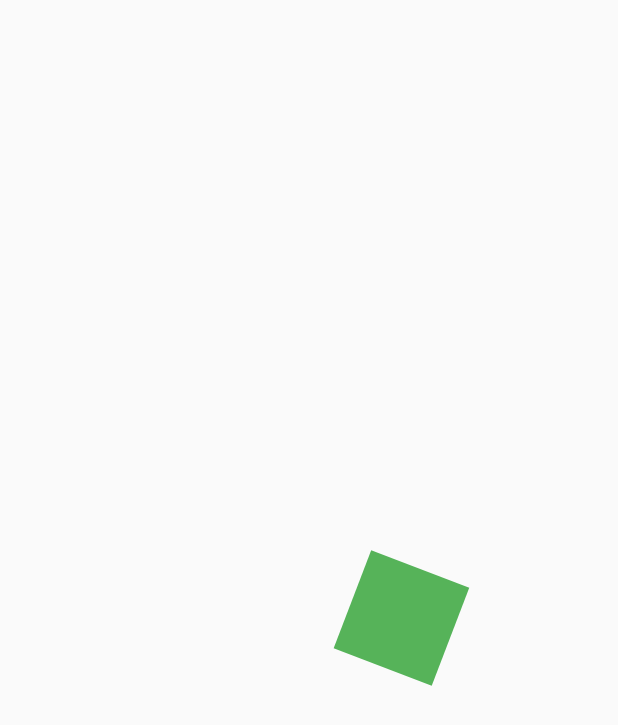
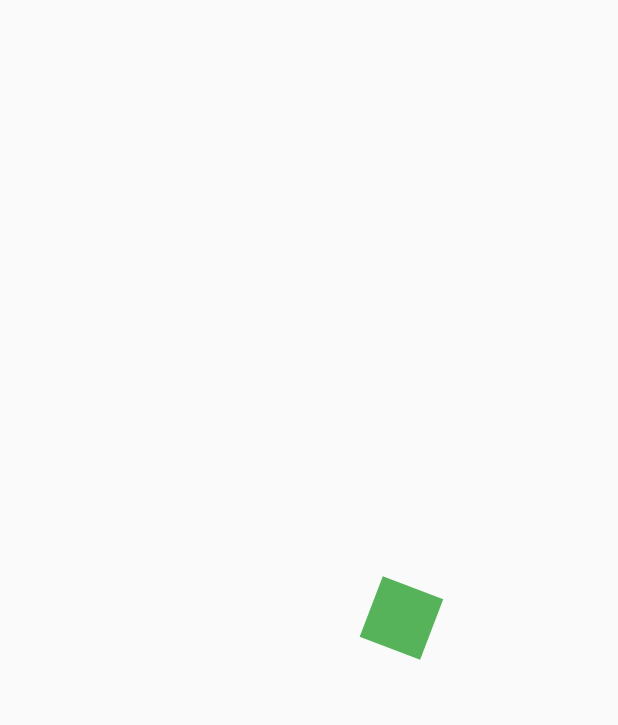
Before and after one commit to Christianesk/designs_flutter, a Flutter app: the first screen one second after launch, on a phone screen of 412 x 824 dp. Shown: the top 725 px of the screen. Run offline on Flutter 3.47's test engine with Material 2 defaults, Android fonts, the phone set to English and light mode, and no system bars.

Commit message:
Scale objects

```diff
--- a/lib/src/pages/animations_page.dart
+++ b/lib/src/pages/animations_page.dart
@@ -25,6 +25,7 @@
   Animation<double> animationRotate;
   Animation<double> opacity;
   Animation<double> moveRight;
+  Animation<double> scale;
 
 
   @override
@@ -40,6 +41,10 @@
     );
 
     moveRight = Tween(begin: 0.0, end: 200.0).animate(
+      CurvedAnimation(parent: animationController, curve: Curves.easeOut)
+    );
+
+    scale = Tween(begin: 0.0, end: 2.0).animate(
       CurvedAnimation(parent: animationController, curve: Curves.easeOut)
     );
 
@@ -76,7 +81,10 @@
             angle: animationRotate.value,
             child: Opacity(
               opacity: opacity.value,
-              child: childRectangle,
+              child: Transform.scale(
+                scale: scale.value,
+                child: childRectangle
+              ),
             )
           ),
         );
```
